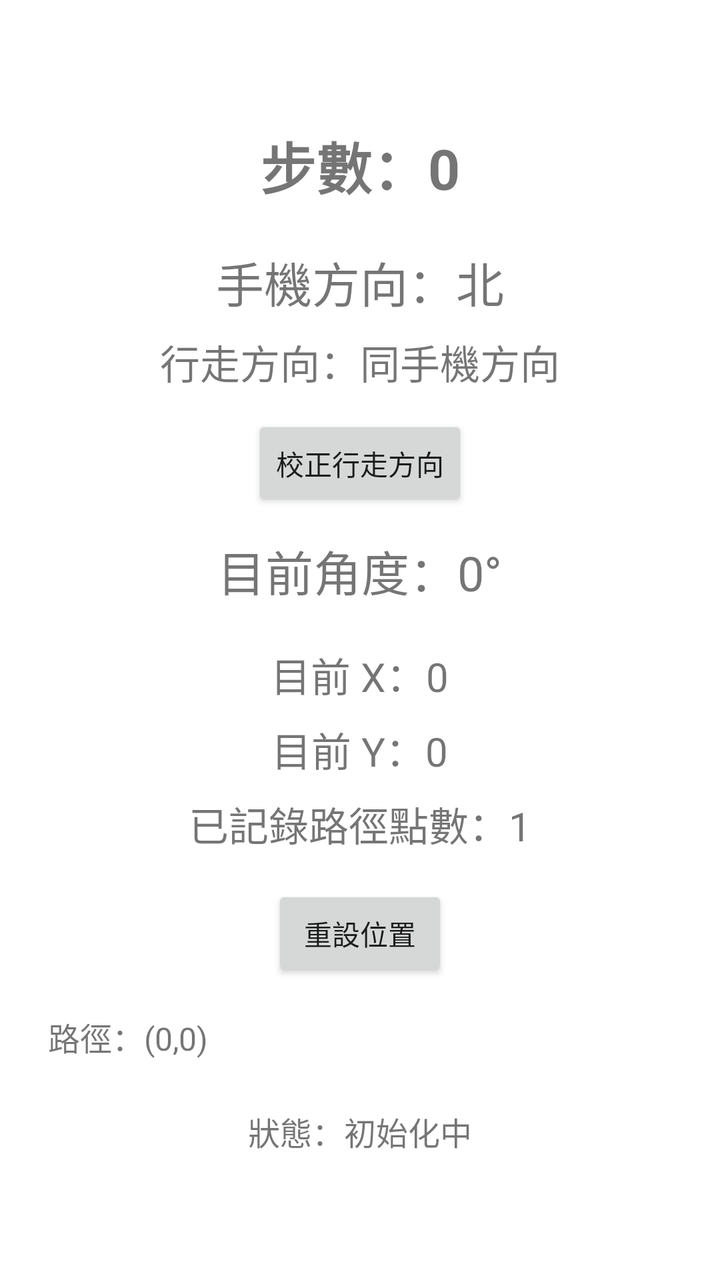
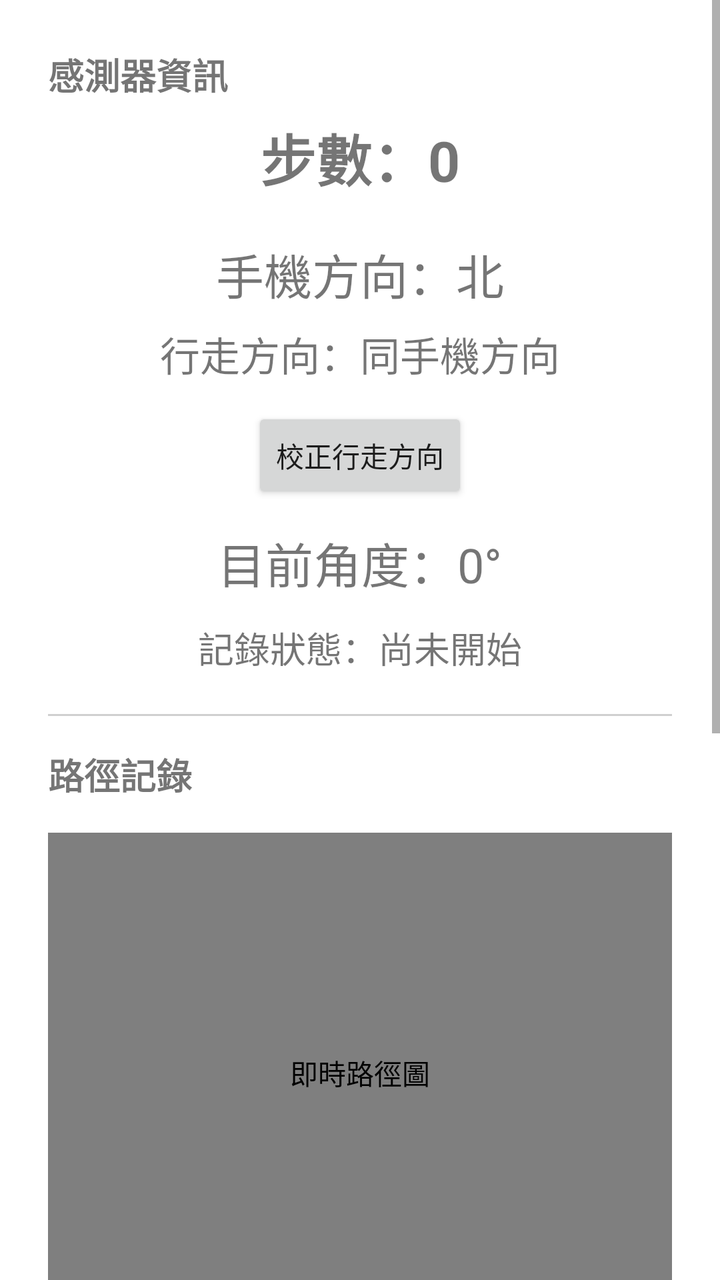

The first picture is an Android layout as it rendered before a commit; the second is the same layout after the commit. The layout source and the unified diff follow.
<!-- AndroidManifest.xml: application theme Theme.StepDirectionTest -->
<!-- res/layout/activity_main.xml -->
<?xml version="1.0" encoding="utf-8"?>
<LinearLayout xmlns:android="http://schemas.android.com/apk/res/android"
    android:layout_width="match_parent"
    android:layout_height="match_parent"
    android:gravity="center"
    android:orientation="vertical"
    android:padding="24dp">

    <TextView
        android:id="@+id/tvStepCount"
        android:layout_width="wrap_content"
        android:layout_height="wrap_content"
        android:text="步數：0"
        android:textSize="28sp"
        android:textStyle="bold" />

    <TextView
        android:id="@+id/tvDirection"
        android:layout_width="wrap_content"
        android:layout_height="wrap_content"
        android:layout_marginTop="20dp"
        android:text="手機方向：北"
        android:textSize="24sp" />

    <TextView
        android:id="@+id/tvMovementDirection"
        android:layout_width="wrap_content"
        android:layout_height="wrap_content"
        android:layout_marginTop="8dp"
        android:text="行走方向：同手機方向"
        android:textSize="20sp" />

    <Button
        android:id="@+id/btnCalibrateWalkingDirection"
        android:layout_width="wrap_content"
        android:layout_height="wrap_content"
        android:layout_marginTop="12dp"
        android:text="校正行走方向" />

    <TextView
        android:id="@+id/tvDegree"
        android:layout_width="wrap_content"
        android:layout_height="wrap_content"
        android:layout_marginTop="12dp"
        android:text="目前角度：0°"
        android:textSize="24sp" />

    <TextView
        android:id="@+id/tvCurrentX"
        android:layout_width="wrap_content"
        android:layout_height="wrap_content"
        android:layout_marginTop="20dp"
        android:text="目前 X：0"
        android:textSize="20sp" />

    <TextView
        android:id="@+id/tvCurrentY"
        android:layout_width="wrap_content"
        android:layout_height="wrap_content"
        android:layout_marginTop="8dp"
        android:text="目前 Y：0"
        android:textSize="20sp" />

    <TextView
        android:id="@+id/tvPathCount"
        android:layout_width="wrap_content"
        android:layout_height="wrap_content"
        android:layout_marginTop="8dp"
        android:text="已記錄路徑點數：1"
        android:textSize="20sp" />

    <Button
        android:id="@+id/btnResetPosition"
        android:layout_width="wrap_content"
        android:layout_height="wrap_content"
        android:layout_marginTop="16dp"
        android:text="重設位置" />

    <TextView
        android:id="@+id/tvPath"
        android:layout_width="match_parent"
        android:layout_height="wrap_content"
        android:layout_marginTop="16dp"
        android:text="路徑：(0,0)"
        android:textIsSelectable="true"
        android:textSize="16sp" />

    <TextView
        android:id="@+id/tvStatus"
        android:layout_width="wrap_content"
        android:layout_height="wrap_content"
        android:layout_marginTop="24dp"
        android:gravity="center"
        android:text="狀態：初始化中"
        android:textSize="16sp" />

</LinearLayout>
<!-- resources referenced by this layout -->
<resources>
  <style name="Theme.StepDirectionTest" parent="Theme.MaterialComponents.DayNight.NoActionBar">
          <item name="colorPrimary">#00695C</item>
          <item name="colorPrimaryVariant">#004D40</item>
          <item name="colorOnPrimary">#FFFFFF</item>
          <item name="android:statusBarColor" tools:targetApi="l">?attr/colorPrimaryVariant</item>
      </style>
</resources>

<!-- the commit's change to res/layout/activity_main.xml (unified diff, before → after) -->
@@ -1,10 +1,23 @@
 <?xml version="1.0" encoding="utf-8"?>
-<LinearLayout xmlns:android="http://schemas.android.com/apk/res/android"
+<ScrollView xmlns:android="http://schemas.android.com/apk/res/android"
     android:layout_width="match_parent"
     android:layout_height="match_parent"
-    android:gravity="center"
-    android:orientation="vertical"
-    android:padding="24dp">
+    android:fillViewport="true">
+
+    <LinearLayout
+        android:layout_width="match_parent"
+        android:layout_height="wrap_content"
+        android:gravity="center_horizontal"
+        android:orientation="vertical"
+        android:padding="24dp">
+
+    <TextView
+        android:layout_width="match_parent"
+        android:layout_height="wrap_content"
+        android:layout_marginBottom="8dp"
+        android:text="感測器資訊"
+        android:textSize="18sp"
+        android:textStyle="bold" />
 
     <TextView
         android:id="@+id/tvStepCount"
@@ -46,6 +59,72 @@
         android:textSize="24sp" />
 
     <TextView
+        android:id="@+id/tvRecordingStatus"
+        android:layout_width="wrap_content"
+        android:layout_height="wrap_content"
+        android:layout_marginTop="12dp"
+        android:text="記錄狀態：尚未開始"
+        android:textSize="18sp" />
+
+    <View
+        android:layout_width="match_parent"
+        android:layout_height="1dp"
+        android:layout_marginTop="20dp"
+        android:background="#D0D0D0" />
+
+    <TextView
+        android:layout_width="match_parent"
+        android:layout_height="wrap_content"
+        android:layout_marginTop="16dp"
+        android:layout_marginBottom="8dp"
+        android:text="路徑記錄"
+        android:textSize="18sp"
+        android:textStyle="bold" />
+
+    <com.example.stepdirectiontest.PathView
+        android:id="@+id/pathView"
+        android:layout_width="match_parent"
+        android:layout_height="240dp"
+        android:layout_marginTop="8dp"
+        android:background="#F2F2F2"
+        android:contentDescription="即時路徑圖" />
+
+    <LinearLayout
+        android:layout_width="wrap_content"
+        android:layout_height="wrap_content"
+        android:layout_marginTop="8dp"
+        android:orientation="horizontal">
+
+        <Button
+            android:id="@+id/btnStartRecording"
+            android:layout_width="wrap_content"
+            android:layout_height="wrap_content"
+            android:text="開始記錄" />
+
+        <Button
+            android:id="@+id/btnStopRecording"
+            android:layout_width="wrap_content"
+            android:layout_height="wrap_content"
+            android:layout_marginStart="8dp"
+            android:text="停止記錄" />
+    </LinearLayout>
+
+    <View
+        android:layout_width="match_parent"
+        android:layout_height="1dp"
+        android:layout_marginTop="20dp"
+        android:background="#D0D0D0" />
+
+    <TextView
+        android:layout_width="match_parent"
+        android:layout_height="wrap_content"
+        android:layout_marginTop="16dp"
+        android:layout_marginBottom="8dp"
+        android:text="目前座標"
+        android:textSize="18sp"
+        android:textStyle="bold" />
+
+    <TextView
         android:id="@+id/tvCurrentX"
         android:layout_width="wrap_content"
         android:layout_height="wrap_content"
@@ -68,6 +147,14 @@
         android:layout_marginTop="8dp"
         android:text="已記錄路徑點數：1"
         android:textSize="20sp" />
+
+    <TextView
+        android:id="@+id/tvLastStepDirection"
+        android:layout_width="wrap_content"
+        android:layout_height="wrap_content"
+        android:layout_marginTop="8dp"
+        android:text="最後一步方向：尚未記錄"
+        android:textSize="18sp" />
 
     <Button
         android:id="@+id/btnResetPosition"
@@ -94,4 +181,5 @@
         android:text="狀態：初始化中"
         android:textSize="16sp" />
 
-</LinearLayout>
+    </LinearLayout>
+</ScrollView>
